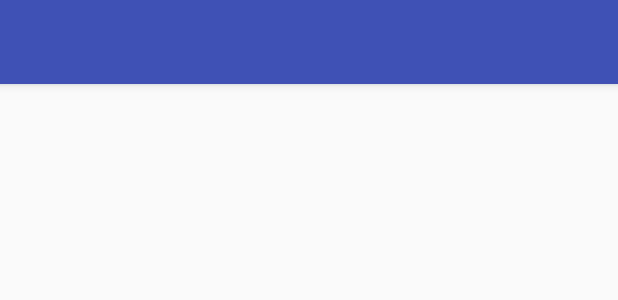
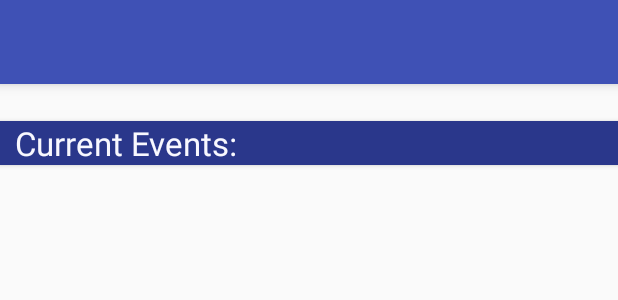
Before and after one commit to NotoriousCurry/Groupify, an Android app: the layout activity_home.xml on its own in the app's theme, with its tools: preview values and no code run, on a phone screen of 412 x 824 dp. Shown: the top 300 px of the screen. Run offline under Robolectric (Android 15) with nearby library versions, the phone set to English and light mode, and no system bars.

Commit message:
- Minor Updates

```diff
--- a/app/src/main/res/layout/activity_home.xml
+++ b/app/src/main/res/layout/activity_home.xml
@@ -9,14 +9,12 @@
     android:paddingBottom="@dimen/activity_vertical_margin"
     tools:context="com.tssssa.sgaheer.groupify.HomeActivity">
 
-
-
     <android.support.v7.widget.Toolbar
         android:id="@+id/home_toolbar"
         android:layout_width="match_parent"
         android:layout_height="wrap_content"
         android:background="?attr/colorPrimary"
-        android:elevation="4dp"
+        android:elevation="5dp"
         app:theme="@style/ThemeOverlay.AppCompat.Dark.ActionBar"
         app:popupTheme="@style/ThemeOverlay.AppCompat.Light"
         />
@@ -27,9 +25,20 @@
         android:textAppearance="?android:attr/textAppearanceMedium"
         android:textAlignment="center"
         android:id="@+id/home_textView"
-        android:elevation="2dp"
+        android:elevation="3dp"
         android:layout_gravity="center_horizontal" />
 
+    <TextView
+        android:layout_width="match_parent"
+        android:layout_height="wrap_content"
+        android:textAppearance="?android:attr/textAppearanceLarge"
+        android:text="Current Events:"
+        android:background="@color/colorPrimaryDarker"
+        android:textColor="@color/ghostWhite"
+        android:id="@+id/home_constantTextView"
+        android:elevation="2dp"
+        android:paddingLeft="10dp"
+        android:layout_gravity="center_horizontal" />
 
     <ListView
         android:id="@+id/home_listview_events"
--- a/app/src/main/res/values/colors.xml
+++ b/app/src/main/res/values/colors.xml
@@ -2,6 +2,7 @@
 <resources>
     <color name="colorPrimary">#3F51B5</color>
     <color name="colorPrimaryDark">#303F9F</color>
+    <color name="colorPrimaryDarker">#2a378b</color>
     <color name="colorAccent">#FF4081</color>
     <color name="ghostWhite">#F8F8FF</color>
 </resources>
```
